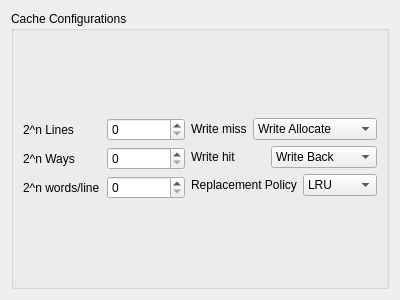
First picture: the form in src/ui/cacheconfigwidget.ui, repository hghit-harshit/Kites, before the edit.
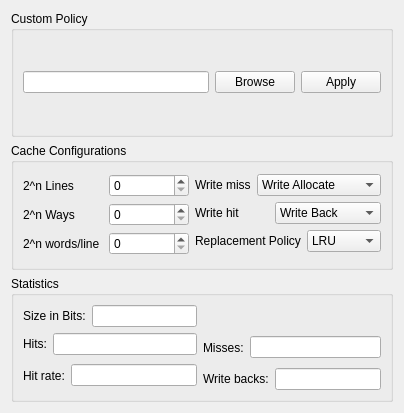
Second picture: the form after the edit.

The edit to the form file:
```diff
--- a/src/ui/cacheconfigwidget.ui
+++ b/src/ui/cacheconfigwidget.ui
@@ -6,8 +6,8 @@
    <rect>
     <x>0</x>
     <y>0</y>
-    <width>400</width>
-    <height>300</height>
+    <width>404</width>
+    <height>413</height>
    </rect>
   </property>
   <property name="sizePolicy">
@@ -19,8 +19,8 @@
   <property name="windowTitle">
    <string>Form</string>
   </property>
-  <layout class="QVBoxLayout" name="verticalLayout">
-   <item>
+  <layout class="QGridLayout" name="gridLayout_3">
+   <item row="1" column="0">
     <widget class="QGroupBox" name="groupBox">
      <property name="sizePolicy">
       <sizepolicy hsizetype="Minimum" vsizetype="Preferred">
@@ -32,53 +32,7 @@
       <string>Cache Configurations</string>
      </property>
      <layout class="QGridLayout" name="gridLayout">
-      <item row="0" column="0">
-       <layout class="QVBoxLayout" name="verticalLayout_2">
-        <item>
-         <layout class="QHBoxLayout" name="horizontalLayout">
-          <item>
-           <widget class="QLabel" name="label">
-            <property name="text">
-             <string>2^n Lines</string>
-            </property>
-           </widget>
-          </item>
-          <item>
-           <widget class="QSpinBox" name="linesSpinBox"/>
-          </item>
-         </layout>
-        </item>
-        <item>
-         <layout class="QHBoxLayout" name="horizontalLayout_2">
-          <item>
-           <widget class="QLabel" name="label_2">
-            <property name="text">
-             <string>2^n Ways</string>
-            </property>
-           </widget>
-          </item>
-          <item>
-           <widget class="QSpinBox" name="waysSpinBox"/>
-          </item>
-         </layout>
-        </item>
-        <item>
-         <layout class="QHBoxLayout" name="horizontalLayout_3">
-          <item>
-           <widget class="QLabel" name="label_3">
-            <property name="text">
-             <string>2^n words/line</string>
-            </property>
-           </widget>
-          </item>
-          <item>
-           <widget class="QSpinBox" name="wordsSpinBox"/>
-          </item>
-         </layout>
-        </item>
-       </layout>
-      </item>
-      <item row="0" column="1">
+      <item row="1" column="1">
        <layout class="QVBoxLayout" name="verticalLayout_3">
         <item>
          <layout class="QHBoxLayout" name="horizontalLayout_4">
@@ -154,6 +108,161 @@
            </widget>
           </item>
          </layout>
+        </item>
+       </layout>
+      </item>
+      <item row="1" column="0">
+       <layout class="QVBoxLayout" name="verticalLayout_2">
+        <item>
+         <layout class="QHBoxLayout" name="horizontalLayout">
+          <item>
+           <widget class="QLabel" name="label">
+            <property name="text">
+             <string>2^n Lines</string>
+            </property>
+           </widget>
+          </item>
+          <item>
+           <widget class="QSpinBox" name="linesSpinBox"/>
+          </item>
+         </layout>
+        </item>
+        <item>
+         <layout class="QHBoxLayout" name="horizontalLayout_2">
+          <item>
+           <widget class="QLabel" name="label_2">
+            <property name="text">
+             <string>2^n Ways</string>
+            </property>
+           </widget>
+          </item>
+          <item>
+           <widget class="QSpinBox" name="waysSpinBox"/>
+          </item>
+         </layout>
+        </item>
+        <item>
+         <layout class="QHBoxLayout" name="horizontalLayout_3">
+          <item>
+           <widget class="QLabel" name="label_3">
+            <property name="text">
+             <string>2^n words/line</string>
+            </property>
+           </widget>
+          </item>
+          <item>
+           <widget class="QSpinBox" name="wordsSpinBox"/>
+          </item>
+         </layout>
+        </item>
+       </layout>
+      </item>
+     </layout>
+    </widget>
+   </item>
+   <item row="0" column="0">
+    <widget class="QGroupBox" name="groupBox_2">
+     <property name="title">
+      <string>Custom Policy</string>
+     </property>
+     <layout class="QGridLayout" name="gridLayout_2">
+      <item row="0" column="0">
+       <layout class="QHBoxLayout" name="horizontalLayout_7">
+        <item>
+         <widget class="QLineEdit" name="customPolicyScriptlineEdit"/>
+        </item>
+        <item>
+         <widget class="QPushButton" name="browsePushButton">
+          <property name="text">
+           <string>Browse</string>
+          </property>
+         </widget>
+        </item>
+        <item>
+         <widget class="QPushButton" name="applyPushButton">
+          <property name="text">
+           <string>Apply</string>
+          </property>
+         </widget>
+        </item>
+       </layout>
+      </item>
+     </layout>
+    </widget>
+   </item>
+   <item row="2" column="0">
+    <widget class="QGroupBox" name="groupBox_3">
+     <property name="title">
+      <string>Statistics</string>
+     </property>
+     <layout class="QGridLayout" name="gridLayout_4">
+      <item row="0" column="0">
+       <layout class="QHBoxLayout" name="horizontalLayout_8">
+        <item>
+         <widget class="QLabel" name="label_9">
+          <property name="text">
+           <string>Size in Bits:</string>
+          </property>
+         </widget>
+        </item>
+        <item>
+         <widget class="QLineEdit" name="sizeLineEdit"/>
+        </item>
+       </layout>
+      </item>
+      <item row="1" column="0">
+       <layout class="QHBoxLayout" name="horizontalLayout_11">
+        <item>
+         <widget class="QLabel" name="label_8">
+          <property name="text">
+           <string>Hits:</string>
+          </property>
+         </widget>
+        </item>
+        <item>
+         <widget class="QLineEdit" name="hitsLineEdit"/>
+        </item>
+       </layout>
+      </item>
+      <item row="1" column="1" rowspan="2">
+       <layout class="QHBoxLayout" name="horizontalLayout_10">
+        <item>
+         <widget class="QLabel" name="label_10">
+          <property name="text">
+           <string>Misses:</string>
+          </property>
+         </widget>
+        </item>
+        <item>
+         <widget class="QLineEdit" name="missesLineEdit"/>
+        </item>
+       </layout>
+      </item>
+      <item row="2" column="0" rowspan="2">
+       <layout class="QHBoxLayout" name="horizontalLayout_12">
+        <item>
+         <widget class="QLabel" name="label_7">
+          <property name="text">
+           <string>Hit rate:</string>
+          </property>
+         </widget>
+        </item>
+        <item>
+         <widget class="QLineEdit" name="hitrateLineEdit"/>
+        </item>
+       </layout>
+      </item>
+      <item row="3" column="1">
+       <layout class="QHBoxLayout" name="horizontalLayout_9">
+        <item>
+         <widget class="QLabel" name="label_11">
+          <property name="text">
+           <string>Write backs:</string>
+          </property>
+         </widget>
+        </item>
+        <item>
+         <widget class="QLineEdit" name="writeBackLineEdit"/>
         </item>
        </layout>
       </item>
```
Left out of the diff: 5 changed lines with no effect on the pictures.
